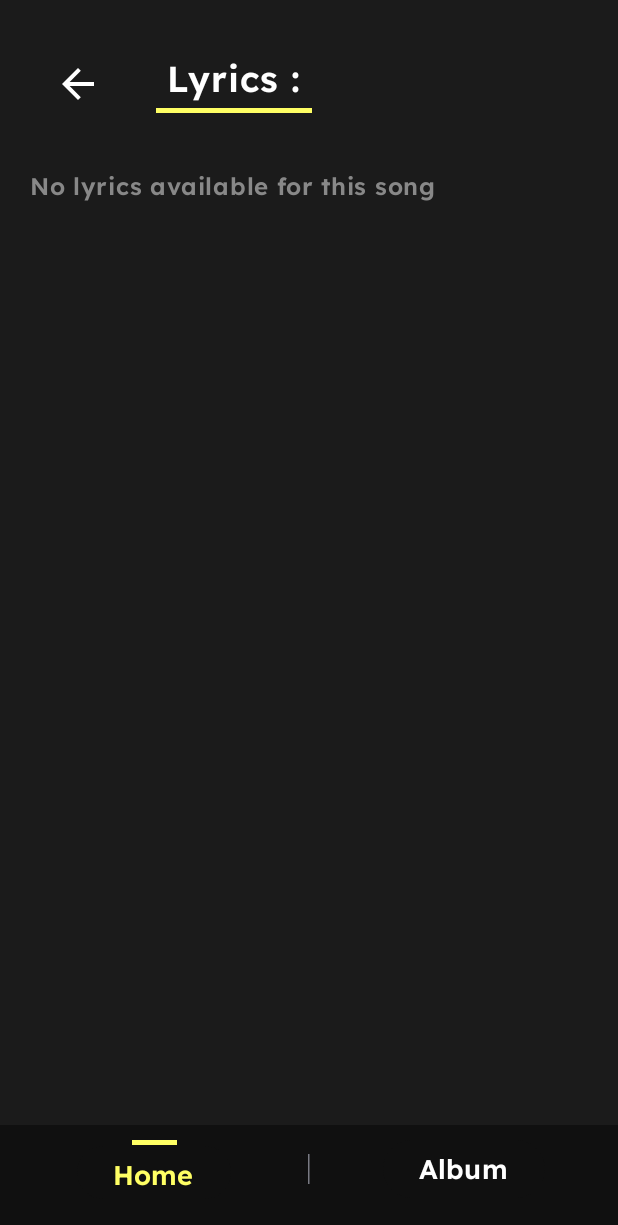
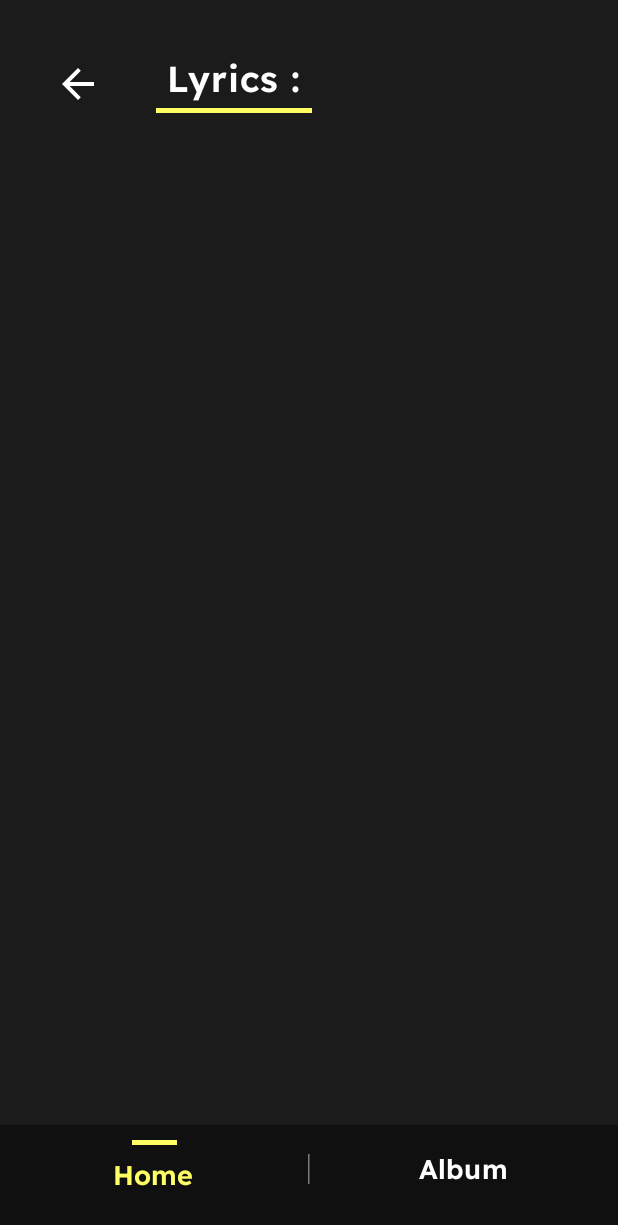
Before and after one commit to GabGr25/projet-kotlin-AP5, an Android app built with Jetpack Compose: the Lyrics screen opened through its navigation route, on a phone screen of 412 x 824 dp. Shown: the top 1225 px of the screen. Run offline under Robolectric (Android 15) with nearby library versions, the light colour scheme and no system bars.

Commit message:
Feat: Lyrics - Now lyrics are charged during the loadAlbum

```diff
--- a/app/src/main/java/com/example/projet_kotlin_ap5/components/ParoleButton.kt
+++ b/app/src/main/java/com/example/projet_kotlin_ap5/components/ParoleButton.kt
@@ -29,7 +29,7 @@ import com.example.projet_kotlin_ap5.viewModel.SongViewModel
 fun CreateParolesButton(navController: NavController, audioPlayerService: AudioPlayerService, songViewModel: SongViewModel) {
 
     Button(
-        onClick = { songViewModel.updateLyrics(audioPlayerService, navController) },
+        onClick = { navController.navigate("Lyrics") },
         colors = ButtonDefaults.buttonColors(Color.Transparent),
         modifier = Modifier
             .padding(top = 16.dp, bottom = 16.dp)
--- a/app/src/main/java/com/example/projet_kotlin_ap5/pages/Lyrics.kt
+++ b/app/src/main/java/com/example/projet_kotlin_ap5/pages/Lyrics.kt
@@ -1,5 +1,6 @@
 package com.example.projet_kotlin_ap5.pages
 
+import android.util.Log
 import androidx.compose.foundation.layout.*
 import androidx.compose.foundation.rememberScrollState
 import androidx.compose.foundation.verticalScroll
@@ -45,6 +46,7 @@ fun Lyrics(
         }
 
         if (currentSong?.lyrics != null && currentSong.lyrics != "No lyrics") {
+            Log.d("updateLyrics", "song: $currentSong")
             Text(
                 text = currentSong.lyrics,
                 fontSize = 16.sp,
@@ -55,17 +57,6 @@ fun Lyrics(
                     .padding(top = 24.dp, bottom = 24.dp)
                     .padding(horizontal = 20.dp)
             )
-        } else {
-            Text(
-                text = "No lyrics available for this song",
-                fontSize = 16.sp,
-                color = Color.Gray,
-                fontWeight = FontWeight.W400,
-                fontFamily = lexendFontFamily,
-                modifier = modifier
-                    .padding(top = 24.dp, bottom = 24.dp)
-                    .padding(horizontal = 20.dp)
-            )
         }
     }
 }
```
Also changed, not shown: app/src/main/java/com/example/projet_kotlin_ap5/services/AudioPlayerService.kt (+12 -1 lines), app/src/main/java/com/example/projet_kotlin_ap5/viewModel/SongViewModel.kt (+16 -22 lines).
